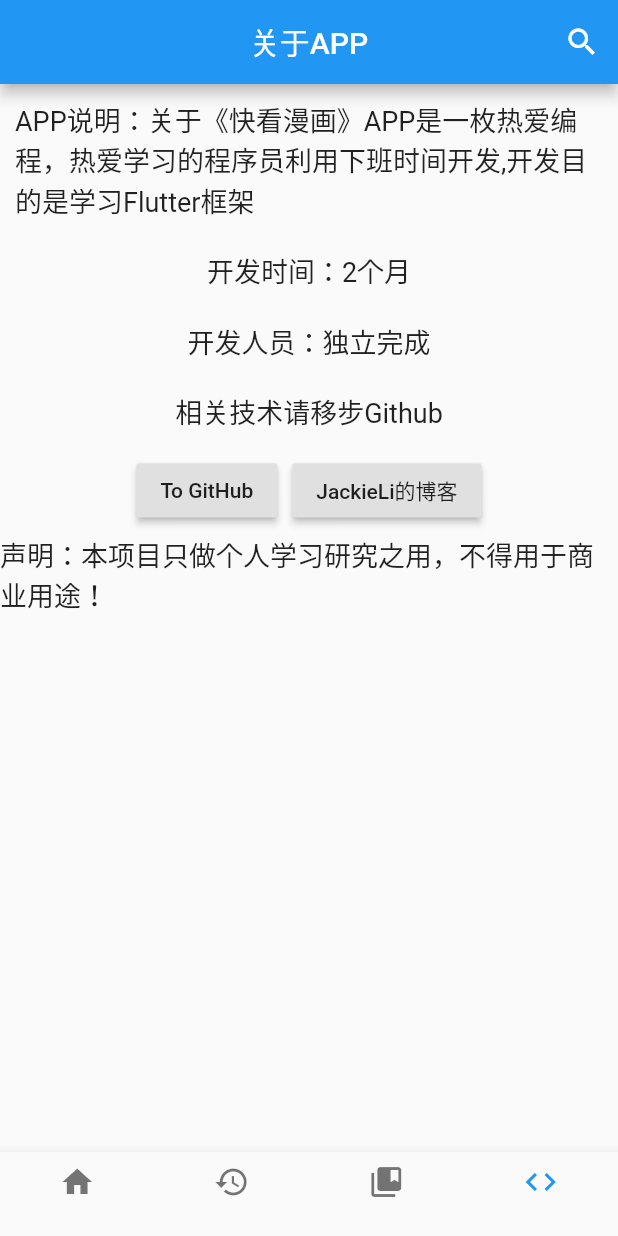
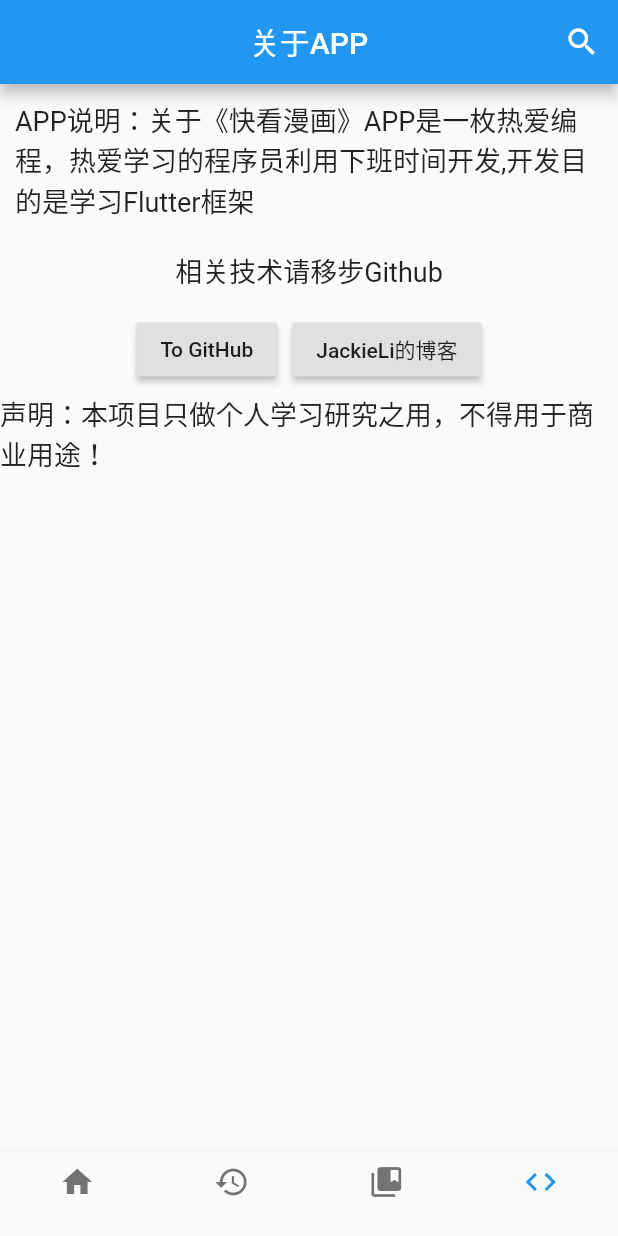
Before and after one commit to HarryLizhujiang/comic_flutter, a Flutter app: the screen it shows after launch, item 4 of the bottom bar chosen, on a phone screen of 412 x 824 dp. Run offline on Flutter 3.47's test engine with Material 2 defaults, Android fonts, the phone set to English and light mode, and no system bars; our stand-ins replace cached_network_image, dio, fluro, fluttertoast, pull_to_refresh, shared_preferences; network calls fail; statements that could not run were skipped.

```diff
--- a/lib/pages/About.dart
+++ b/lib/pages/About.dart
@@ -39,14 +39,6 @@ class _About extends State<About> {
                   )),
               Container(
                 margin: EdgeInsets.all(10),
-                child: Text('开发时间：2个月', style: TextStyle(fontSize: 18)),
-              ),
-              Container(
-                margin: EdgeInsets.all(10),
-                child: Text('开发人员：独立完成', style: TextStyle(fontSize: 18)),
-              ),
-              Container(
-                margin: EdgeInsets.all(10),
                 child: Text('相关技术请移步Github', style: TextStyle(fontSize: 18)),
               ),
               Row(
```
Also changed, not shown: lib/pages/FollowPage.dart (+11 -10 lines), 1 other file.
